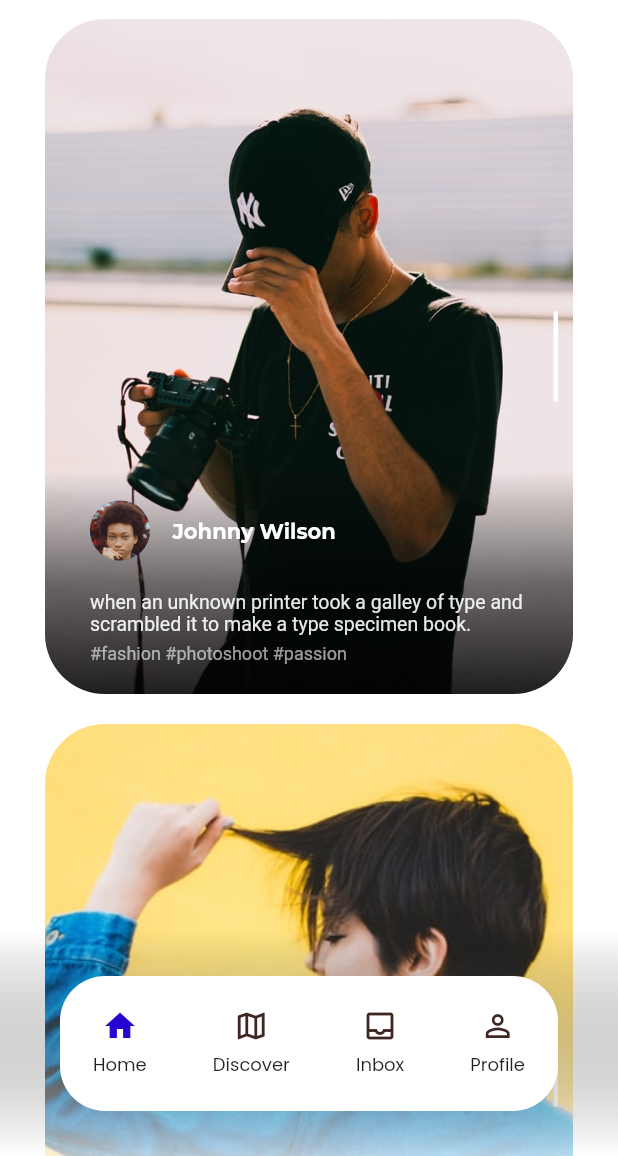
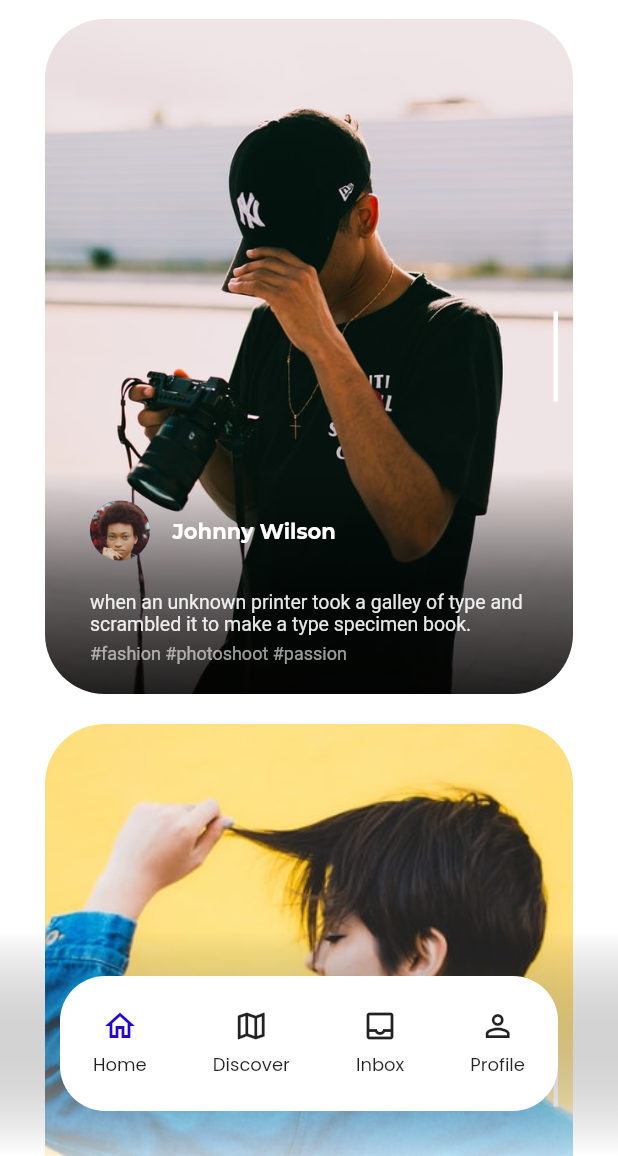
Before and after one commit to NaimCode/Flutter-UI, a Flutter app: the screen it shows after launch, on a phone screen of 412 x 824 dp, the part 80-1236 px from its top. Run offline on Flutter 3.47's test engine with Material 2 defaults, Android fonts, the phone set to English and light mode, and no system bars; our stand-ins replace font_awesome_flutter, google_fonts.

Commit message:
fixing bottom navigation

```diff
--- a/lib/model.dart
+++ b/lib/model.dart
@@ -77,7 +77,7 @@ List<Post> listPost = [
 //
 class Menu {
   String? title;
-  Widget? icon;
+  IconData? icon;
   Menu({
     this.title,
     this.icon,
@@ -85,28 +85,17 @@ class Menu {
 }
 
 List<Menu> listMenu = [
+  Menu(title: "Home", icon: Icons.home_outlined),
   Menu(
-      title: "Home",
-      icon: const Icon(
-        Icons.home,
-        color: Color(0xff2605D1),
-      )),
+    title: "Discover",
+    icon: Icons.map_outlined,
+  ),
   Menu(
-      title: "Discover",
-      icon: Icon(
-        Icons.map_outlined,
-        color: Colors.brown[900],
-      )),
+    title: "Inbox",
+    icon: Icons.inbox_outlined,
+  ),
   Menu(
-      title: "Inbox",
-      icon: Icon(
-        Icons.inbox_outlined,
-        color: Colors.brown[900],
-      )),
-  Menu(
-      title: "Profile",
-      icon: Icon(
-        Icons.person_outline_outlined,
-        color: Colors.brown[900],
-      )),
+    title: "Profile",
+    icon: Icons.person_outline_outlined,
+  ),
 ];
--- a/lib/social_media.dart
+++ b/lib/social_media.dart
@@ -120,7 +120,10 @@ class _HomeState extends State<Home> {
                             child: Column(
                               mainAxisAlignment: MainAxisAlignment.center,
                               children: [
-                                e.icon!,
+                                Icon(e.icon!,
+                                    color: index == listMenu.indexOf(e)
+                                        ? const Color(0xff2605D1)
+                                        : null),
                                 const SizedBox(
                                   height: 5,
                                 ),
```
